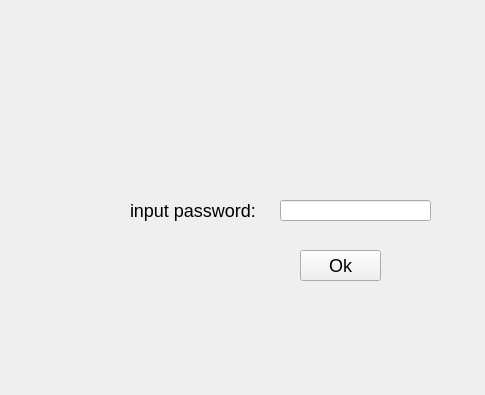
Above: ui/inputpassword.ui from IvnGenza/EasyJob_39 before the change; both pictures show x 0 to 485 and y 0 to 395 of the 800 by 600 pixel window. Below: the same form after it.
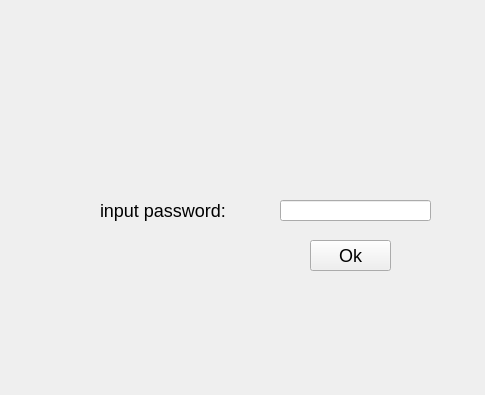
That is the form after the change.

```diff
--- a/ui/inputpassword.ui
+++ b/ui/inputpassword.ui
@@ -17,7 +17,7 @@
    <widget class="QLabel" name="label">
     <property name="geometry">
      <rect>
-      <x>130</x>
+      <x>100</x>
       <y>190</y>
       <width>171</width>
       <height>41</height>
@@ -34,8 +34,8 @@
    <widget class="QPushButton" name="ok">
     <property name="geometry">
      <rect>
-      <x>300</x>
-      <y>250</y>
+      <x>310</x>
+      <y>240</y>
       <width>81</width>
       <height>31</height>
      </rect>
```
